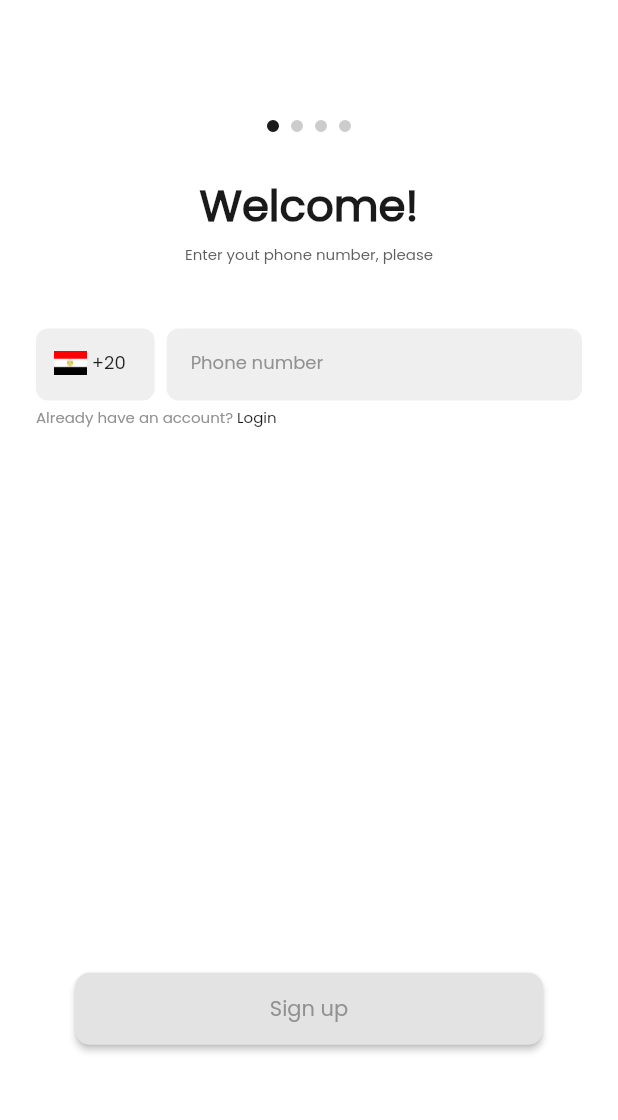
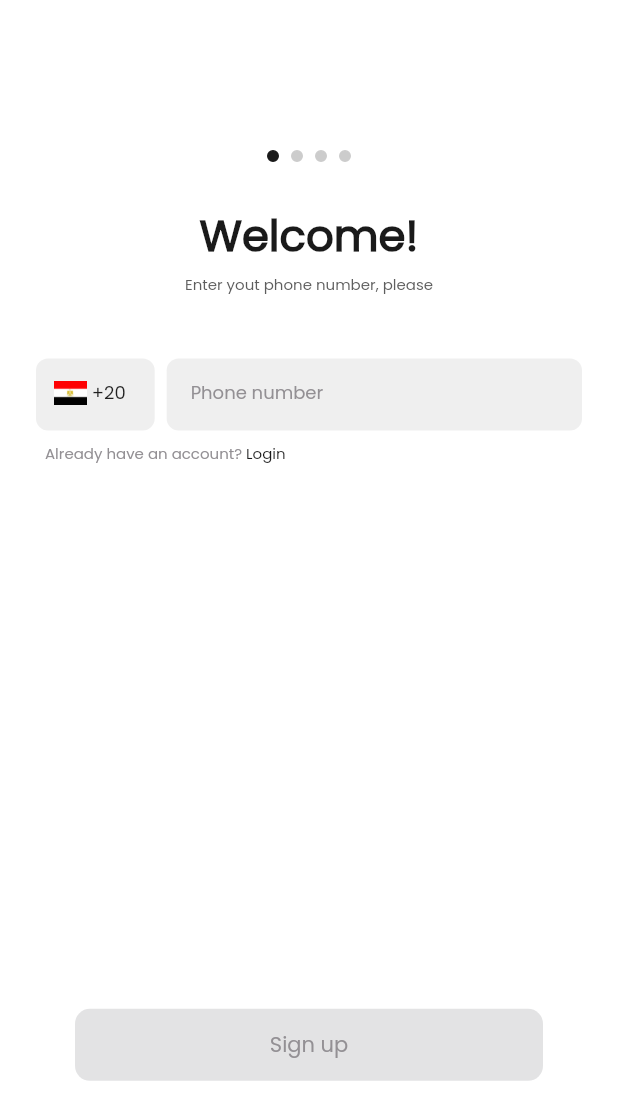
Before and after one commit to Orange-Hackathon/tapcash-Cross-Platform, a Flutter app: the screen it shows after launch, on a phone screen of 412 x 824 dp. Shown: the top 1120 px of the screen. Run offline on Flutter 3.47's test engine with Material 2 defaults, Android fonts, the phone set to English and light mode, and no system bars; our stand-ins replace animated_splash_screen, hexcolor, pin_code_fields, shared_preferences.

Commit message:
(fix):phone_number_screen ui

```diff
--- a/orange_hackathon_flutter/lib/views/screens/on_boarding_screen.dart
+++ b/orange_hackathon_flutter/lib/views/screens/on_boarding_screen.dart
@@ -54,7 +54,7 @@ class OnBoarding extends State<OnBoardingScreen> {
     return Scaffold(
         body: Column(
       children: [
-        const SizedBox(height: 60),
+        const SizedBox(height: 80),
         (currentIndex != 0)
             ? Padding(
                 padding: const EdgeInsets.symmetric(horizontal: 10),
@@ -123,7 +123,6 @@ class OnBoarding extends State<OnBoardingScreen> {
                 controller: pageController,
                 onPageChanged: onChangedFunction,
                 children: <Widget>[
-
                   PhoneNumberScreen(
                     pageController: pageController,
                   ),
--- a/orange_hackathon_flutter/lib/views/screens/phone_number_screen.dart
+++ b/orange_hackathon_flutter/lib/views/screens/phone_number_screen.dart
@@ -1,6 +1,7 @@
 import 'package:flutter/material.dart';
 import 'package:hexcolor/hexcolor.dart';
 import 'package:orange_hackathon_flutter/controllers/authentication_controller.dart';
+import 'package:orange_hackathon_flutter/views/screens/login_screen.dart';
 import 'package:orange_hackathon_flutter/views/widgets/default_button.dart';
 import 'package:orange_hackathon_flutter/views/widgets/default_text_field.dart';
 import 'package:provider/provider.dart';
@@ -115,6 +116,7 @@ class PhoneNumber extends State<PhoneNumberScreen> {
                               top: 14.4, bottom: 14.4, left: 16),
                           child: TextFormField(
                             keyboardType: TextInputType.phone,
+                            cursorColor: Colors.black,
                             onTap: () {
                               setState(() {
                                 isLabelVisible = false;
@@ -137,12 +139,12 @@ class PhoneNumber extends State<PhoneNumberScreen> {
                 ),
               ),
               const SizedBox(
-                height: 4,
+                height: 8,
               ),
               Row(
                 children: [
                   const SizedBox(
-                    width: 24,
+                    width: 30,
                   ),
                   Text(
                     "Already have an account? ",
@@ -152,7 +154,14 @@ class PhoneNumber extends State<PhoneNumberScreen> {
                         fontFamily: 'poppins',
                         color: HexColor("#939094")),
                   ),
-                  Text(
+                  InkWell(
+                    onTap: () {
+                      Navigator.push(
+                          context,
+                          MaterialPageRoute(
+                              builder: (context) => LoginScreen()));
+                    },
+                    child: Text(
                       "Login",
                       style: TextStyle(
                           fontWeight: FontWeight.w400,
@@ -160,6 +169,7 @@ class PhoneNumber extends State<PhoneNumberScreen> {
                           fontFamily: 'poppins',
                           color: HexColor("#1A1A1A")),
                     ),
+                  )
                 ],
               ),
               SizedBox(
@@ -174,10 +184,9 @@ class PhoneNumber extends State<PhoneNumberScreen> {
                       width: 312,
                       child: DefaultButton(
                           onSubmitted: () {
-                            print(value
-                                .checkAvailablePhone(phoneController.text));
-                            // widget.pageController
-                            //     .nextPage(duration: _kDuration, curve: _kCurve);
+                            value.checkAvailablePhone(phoneController.text);
+                            widget.pageController
+                                .nextPage(duration: _kDuration, curve: _kCurve);
                           },
                           color: HexColor("#E3E3E4"),
                           textColor: HexColor("#939094"),
--- a/orange_hackathon_flutter/lib/views/widgets/default_button.dart
+++ b/orange_hackathon_flutter/lib/views/widgets/default_button.dart
@@ -21,6 +21,7 @@ class DefaultButton extends StatelessWidget {
         onSubmitted();
       },
       style: ElevatedButton.styleFrom(
+        elevation: 0,
         shape: RoundedRectangleBorder(
           borderRadius:
               BorderRadius.circular(10.0), // Adjust the radius as needed
```
Lines whose indentation alone changed are shown as unchanged.
